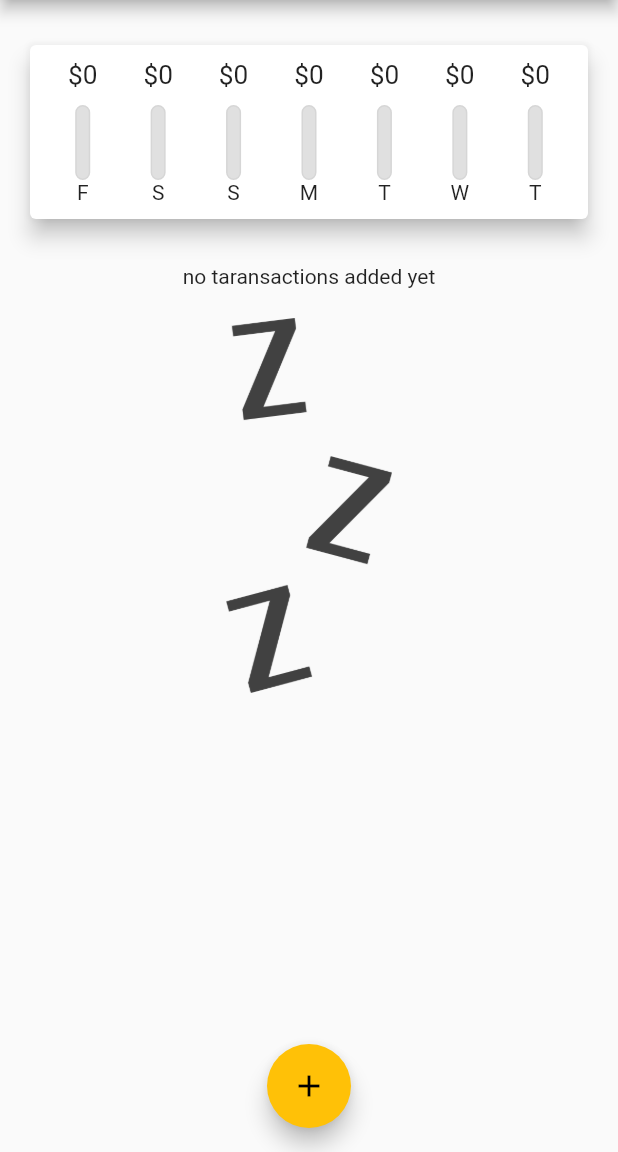
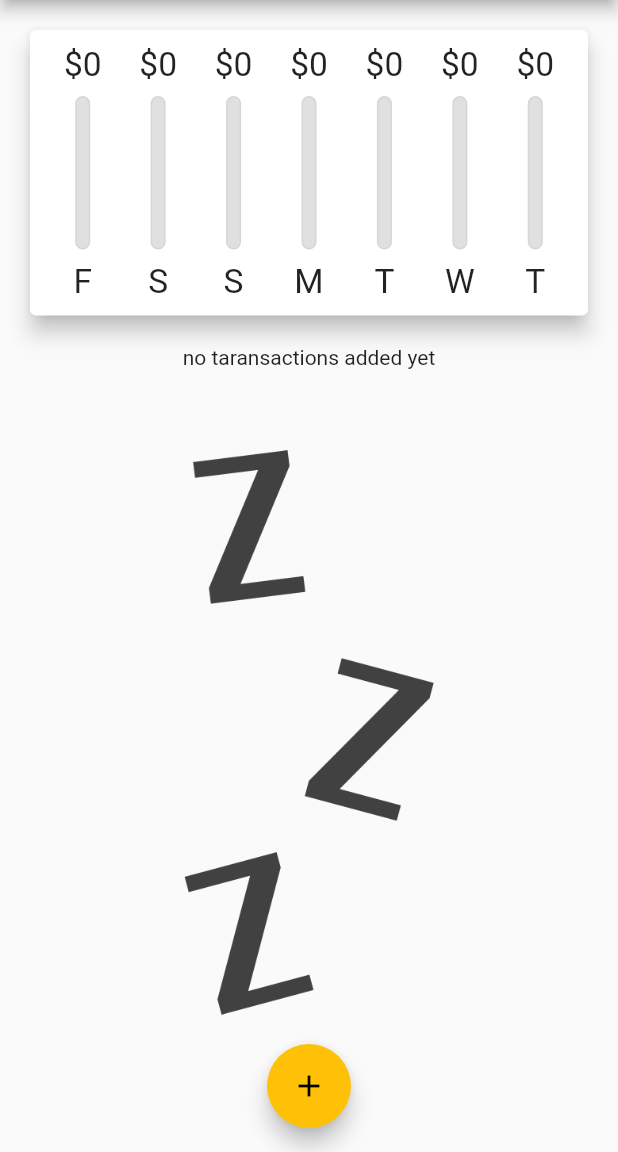
Before and after one commit to TariqHattab/Personal-Expenses-App-Complete, a Flutter app: the screen it shows after launch, on a phone screen of 412 x 824 dp, the part 84-1236 px from its top. Run offline on Flutter 3.47's test engine with Material 2 defaults, Android fonts, the phone set to English and light mode, and no system bars.

Commit message:
my changes2

```diff
--- a/lib/main.dart
+++ b/lib/main.dart
@@ -1,4 +1,5 @@
 import 'package:flutter/material.dart';
+// import 'package:flutter/services.dart';
 
 import 'widgets/chart.dart';
 import './widgets/transactions_list.dart';
@@ -6,6 +7,12 @@ import './widgets/add_transaction.dart';
 import 'models/transaction.dart';
 
 void main() {
+//To disable the landscape mode uncomment the following lines
+
+  // WidgetsFlutterBinding.ensureInitialized();
+  // SystemChrome.setPreferredOrientations(
+  //     [DeviceOrientation.portraitDown, DeviceOrientation.portraitUp]);
+
   runApp(MyApp());
 }
 
@@ -90,10 +97,14 @@ class _MyHomePageState extends State<MyHomePage> {
         });
   }
 
+  var _showChart = false;
+
   @override
   Widget build(BuildContext context) {
-    return Scaffold(
-      appBar: AppBar(
+    var mediaQuery = MediaQuery.of(context);
+    var isLandscape = mediaQuery.orientation == Orientation.landscape;
+
+    var appbar = AppBar(
       centerTitle: false,
       title: Text(widget.title),
       actions: [
@@ -102,20 +113,61 @@ class _MyHomePageState extends State<MyHomePage> {
           onPressed: () => _showAddNewTransaction(context),
         )
       ],
+    );
+    var txListWidget = Container(
+      height: (mediaQuery.size.height -
+              appbar.preferredSize.height -
+              mediaQuery.padding.top) *
+          .7,
+      child: TransactionsList(
+        transactions: transactions,
+        deleteTx: deleteTransaction,
       ),
+    );
+
+    return Scaffold(
+      appBar: appbar,
       body: SingleChildScrollView(
         child: Column(
           children: [
-            SizedBox(height: 10),
-            Chart(
+            if (isLandscape)
+              Row(
+                mainAxisAlignment: MainAxisAlignment.center,
+                children: [
+                  Text('Show Chart'),
+                  Switch(
+                    value: _showChart,
+                    onChanged: (val) {
+                      setState(() {
+                        _showChart = val;
+                      });
+                    },
+                  ),
+                ],
+              ),
+            if (isLandscape)
+              _showChart
+                  ? Container(
+                      height: (mediaQuery.size.height -
+                              appbar.preferredSize.height -
+                              mediaQuery.padding.top) *
+                          .7,
+                      child: Chart(
                         recentTransactions: _recentTaransactions,
                       ),
-            SizedBox(height: 10),
-            TransactionsList(
-              transactions: transactions,
-              deleteTx: deleteTransaction,
+                    )
+                  : txListWidget,
+            if (!isLandscape)
+              Container(
+                height: (mediaQuery.size.height -
+                        appbar.preferredSize.height -
+                        mediaQuery.padding.top) *
+                    .3,
+                child: Chart(
+                  recentTransactions: _recentTaransactions,
                 ),
-            SizedBox(height: 10),
+              ),
+            if (!isLandscape) txListWidget,
           ],
         ),
       ),
--- a/lib/widgets/add_transaction.dart
+++ b/lib/widgets/add_transaction.dart
@@ -38,10 +38,16 @@ class _AddTransactionState extends State<AddTransaction> {
 
   @override
   Widget build(BuildContext context) {
-    return Card(
+    return SingleChildScrollView(
+      child: Card(
         elevation: 3,
         child: Container(
           margin: EdgeInsets.symmetric(horizontal: 10),
+          padding: EdgeInsets.only(
+              bottom: MediaQuery.of(context).viewInsets.bottom + 10,
+              left: 10,
+              right: 10,
+              top: 10),
           width: double.infinity,
           child: Column(
             crossAxisAlignment: CrossAxisAlignment.end,
@@ -113,6 +119,7 @@ class _AddTransactionState extends State<AddTransaction> {
             ],
           ),
         ),
+      ),
     );
   }
 }
--- a/lib/widgets/chart_bar.dart
+++ b/lib/widgets/chart_bar.dart
@@ -10,17 +10,20 @@ class ChartBar extends StatelessWidget {
 
   @override
   Widget build(BuildContext context) {
+    return LayoutBuilder(
+      builder: (ctx, constraints) {
         return Column(
           mainAxisAlignment: MainAxisAlignment.center,
           children: [
             Container(
-            height: 20,
-            child: FittedBox(child: Text('\$${amount.toStringAsFixed(0)}'))),
+                height: constraints.maxHeight * .15,
+                child:
+                    FittedBox(child: Text('\$${amount.toStringAsFixed(0)}'))),
             SizedBox(
-          height: 10,
+              height: constraints.maxHeight * .05,
             ),
             Container(
-          height: 50,
+              height: constraints.maxHeight * .6,
               width: 10,
               child: FractionallySizedBox(
                 alignment: Alignment.bottomCenter,
@@ -36,8 +39,15 @@ class ChartBar extends StatelessWidget {
                   color: Colors.grey.shade300,
                   borderRadius: BorderRadius.circular(10)),
             ),
-        Text(day[0])
+            SizedBox(
+              height: constraints.maxHeight * .05,
+            ),
+            Container(
+                height: constraints.maxHeight * .15,
+                child: FittedBox(child: Text(day[0])))
           ],
+        );
+      },
     )
 
         // Container(
--- a/lib/widgets/transaction_widget.dart
+++ b/lib/widgets/transaction_widget.dart
@@ -21,9 +21,18 @@ class TransactionWidget extends StatelessWidget {
             child: FittedBox(child: Text(tx.amount.toStringAsFixed(0))),
           ),
         ),
-        trailing: IconButton(
+        trailing: MediaQuery.of(context).size.width > 460
+            ? FlatButton.icon(
+                label: Text('Delete'),
+                textColor: Theme.of(context).errorColor,
                 icon: Icon(Icons.delete),
+                onPressed: () {
+                  deleteTx(tx);
+                },
+              )
+            : IconButton(
                 color: Theme.of(context).errorColor,
+                icon: Icon(Icons.delete),
                 onPressed: () {
                   deleteTx(tx);
                 },
--- a/lib/widgets/transactions_list.dart
+++ b/lib/widgets/transactions_list.dart
@@ -12,17 +12,17 @@ class TransactionsList extends StatelessWidget {
 
   @override
   Widget build(BuildContext context) {
-    return Container(
-      height: 300,
-      child: transactions.isEmpty
+    return LayoutBuilder(
+      builder: (ctx, constraints) {
+        return transactions.isEmpty
             ? Column(
                 children: [
                   Text('no taransactions added yet'),
                   SizedBox(
-                  height: 20,
+                    height: constraints.maxHeight * .1,
                   ),
                   Container(
-                    height: 250,
+                      height: constraints.maxHeight * .7,
                       child: Image.asset('assets/images/waiting.png'))
                 ],
               )
@@ -34,7 +34,8 @@ class TransactionsList extends StatelessWidget {
                   );
                 },
                 itemCount: transactions.length,
-            ),
+              );
+      },
     );
   }
 }
```
Lines whose indentation alone changed are shown as unchanged.
